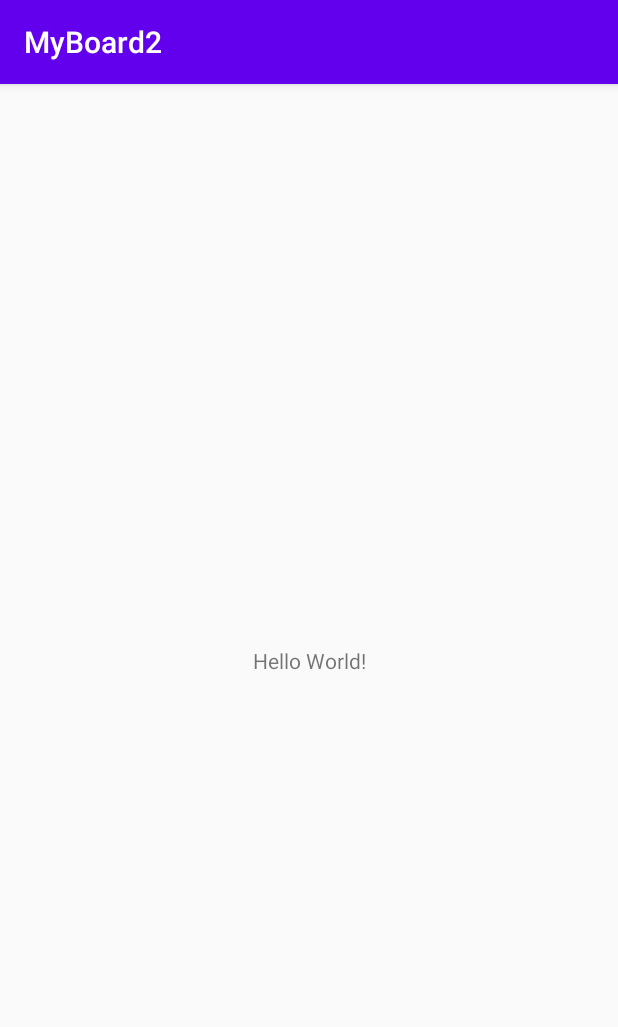
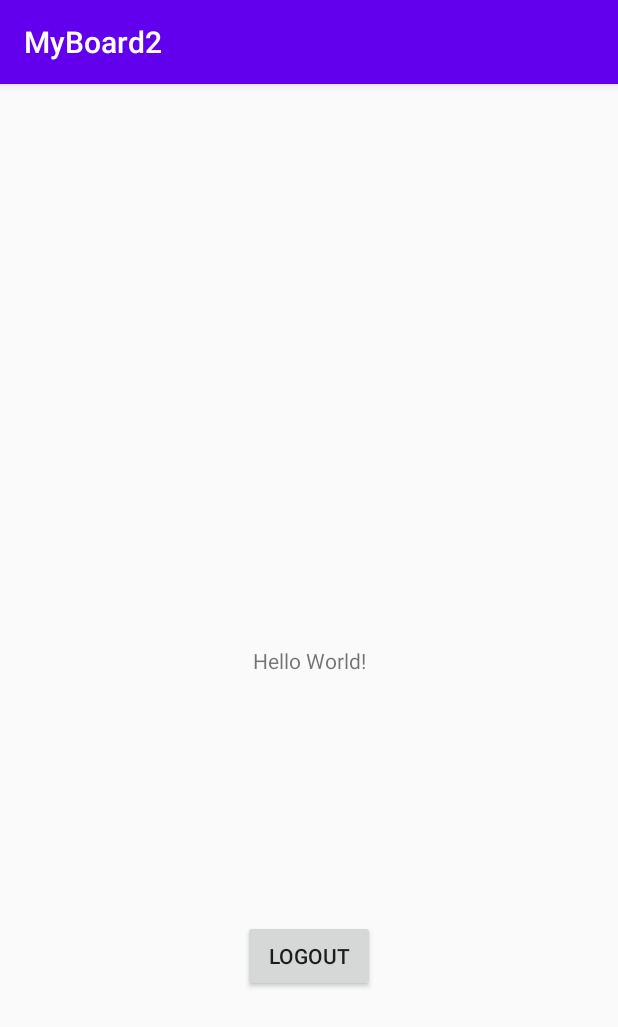
Before and after one commit to wonawonana/MyBoard, an Android app: the screen it shows after launch once a user with an empty profile is signed in (MainActivity), on a phone screen of 412 x 824 dp. Shown: the top 1027 px of the screen. Run offline under Robolectric (Android 15) with nearby library versions, the phone set to English and light mode, and no system bars; our stand-ins replace Firebase (no records; nobody signed in at launch, a user with empty details on screens opened directly).

Commit message:
MainActivity logout

```diff
--- a/app/src/main/java/org/mbg/myboard2/MainActivity.java
+++ b/app/src/main/java/org/mbg/myboard2/MainActivity.java
@@ -2,7 +2,10 @@ package org.mbg.myboard2;
 
 import androidx.appcompat.app.AppCompatActivity;
 
+import android.content.Intent;
 import android.os.Bundle;
+import android.view.View;
+import android.widget.Button;
 
 import com.google.firebase.auth.FirebaseAuth;
 
@@ -13,12 +16,24 @@ public class MainActivity extends AppCompatActivity {
         super.onCreate(savedInstanceState);
         setContentView(R.layout.activity_main);
 
+        Button logoutButton=findViewById(R.id.button_logout);
+        logoutButton.setOnClickListener(new View.OnClickListener(){
+            @Override
+            public void onClick(View v) {
+                signOut();
+            }});
     }
+
 
     public void signOut() {
         // [START auth_sign_out]
         FirebaseAuth.getInstance().signOut();
         // [END auth_sign_out]
+
+        //로그아웃 하면 로그인 화면으로 돌아감
+        Intent intent = new Intent(this, LoginActivity.class);
+        startActivity(intent);
+        finish();
     }
 
 }
--- a/app/src/main/res/layout/activity_login.xml
+++ b/app/src/main/res/layout/activity_login.xml
@@ -88,7 +88,7 @@
         android:text="MyBoard"
         android:textAllCaps="false"
         android:textColor="#272727"
-        android:textSize="18sp"
+        android:textSize="24sp"
         app:layout_constraintBottom_toTopOf="@+id/imageView"
         app:layout_constraintEnd_toEndOf="parent"
         app:layout_constraintHorizontal_bias="0.498"
--- a/app/src/main/res/layout/activity_main.xml
+++ b/app/src/main/res/layout/activity_main.xml
@@ -16,5 +16,15 @@
         app:layout_constraintRight_toRightOf="parent"
         app:layout_constraintTop_toTopOf="parent" />
 
+    <Button
+        android:id="@+id/button_logout"
+        android:layout_width="wrap_content"
+        android:layout_height="wrap_content"
+        android:text="Logout"
+        app:layout_constraintBottom_toBottomOf="parent"
+        app:layout_constraintEnd_toEndOf="parent"
+        app:layout_constraintStart_toStartOf="parent"
+        app:layout_constraintTop_toBottomOf="@+id/textView" />
+
 
 </androidx.constraintlayout.widget.ConstraintLayout>
```
